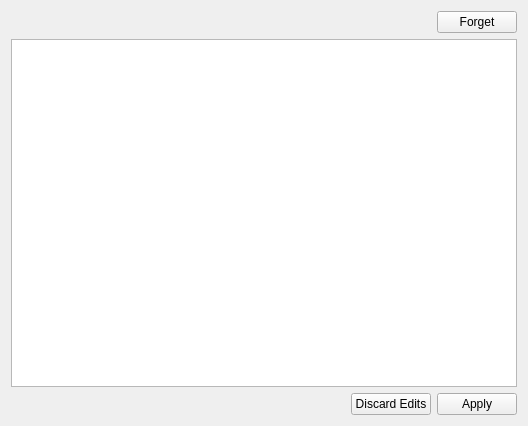
Qt form networklist.ui (Sinodun/Stubby_Manager) before a commit.
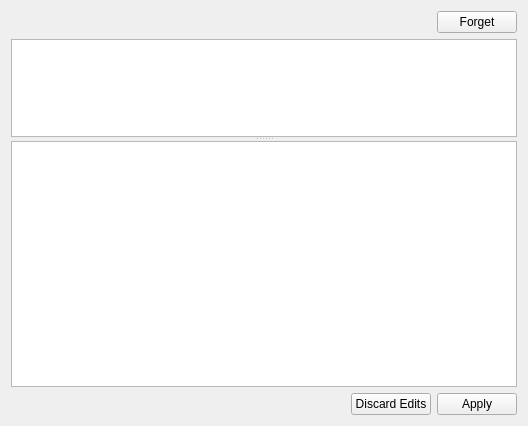
The same form after that commit.

Commit message: Added a struct to hold more info about the networks, started preparing to show wired and wireless interfaces in different viewa. Also hooked up the Quit on the systrayicon to check for unsaved changes

The edit to the form file:
```diff
--- a/networklist.ui
+++ b/networklist.ui
@@ -48,13 +48,32 @@
     </layout>
    </item>
    <item>
+    <widget class="QSplitter" name="splitter">
+     <property name="orientation">
+      <enum>Qt::Vertical</enum>
+     </property>
+     <widget class="QTableView" name="tableView">
+      <property name="sizePolicy">
+       <sizepolicy hsizetype="Expanding" vsizetype="Expanding">
+        <horstretch>0</horstretch>
+        <verstretch>2</verstretch>
+       </sizepolicy>
+      </property>
+     </widget>
     <widget class="QTableView" name="networkTable">
+      <property name="enabled">
+       <bool>true</bool>
+      </property>
      <property name="sizePolicy">
       <sizepolicy hsizetype="Expanding" vsizetype="Expanding">
        <horstretch>0</horstretch>
-       <verstretch>0</verstretch>
-      </sizepolicy>
-     </property>
+        <verstretch>5</verstretch>
+       </sizepolicy>
+      </property>
+      <property name="sizeAdjustPolicy">
+       <enum>QAbstractScrollArea::AdjustIgnored</enum>
+      </property>
+     </widget>
     </widget>
    </item>
    <item>
```
Lines whose indentation alone changed are shown as unchanged. The commit also changes 6 other files.
